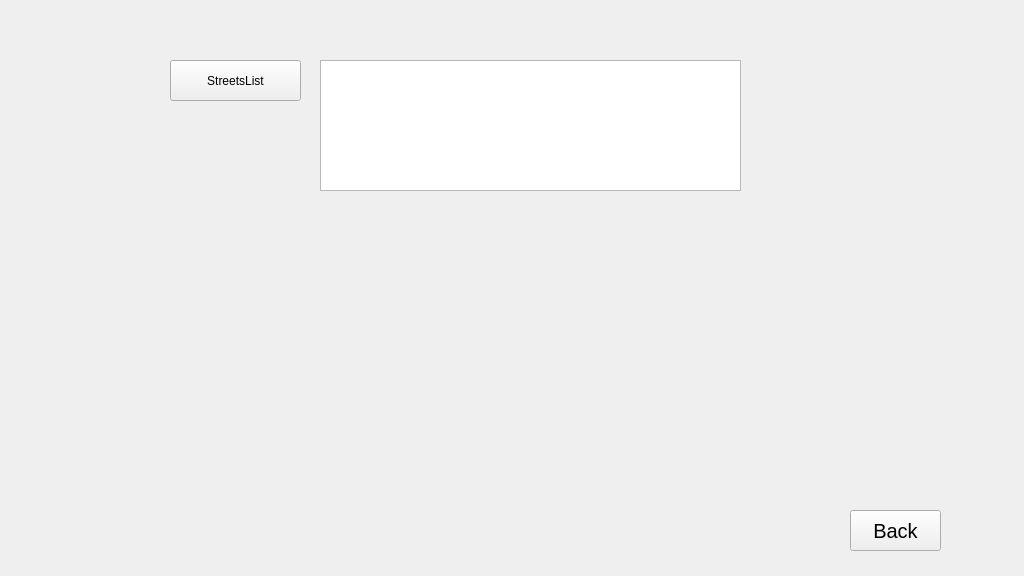
Before: the Qt Designer form src/hmi/destinationinput.ui in Kayjinke/SmartNav, drawn with Qt 5.
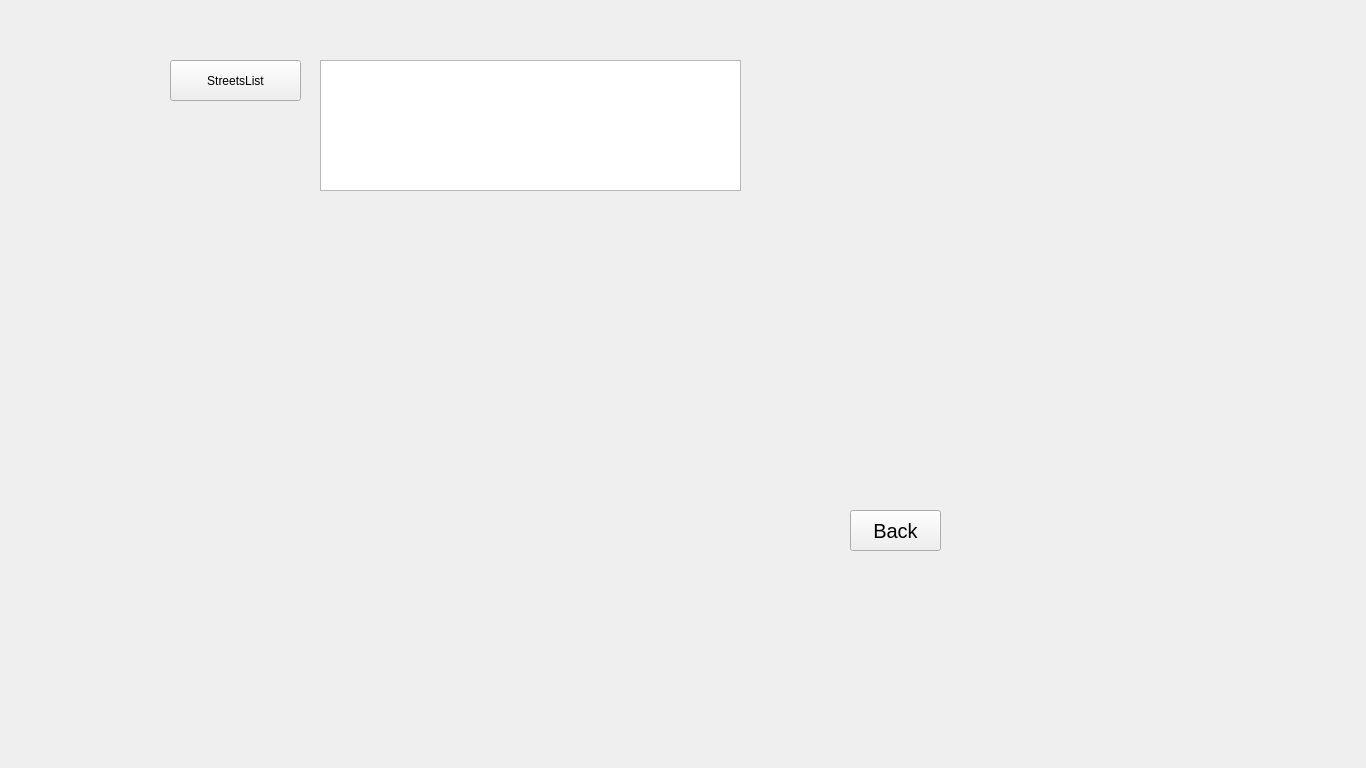
After: the same form once the commit is applied.

Patch:
```diff
--- a/src/hmi/destinationinput.ui
+++ b/src/hmi/destinationinput.ui
@@ -6,8 +6,8 @@
    <rect>
     <x>0</x>
     <y>0</y>
-    <width>1024</width>
-    <height>576</height>
+    <width>1366</width>
+    <height>768</height>
    </rect>
   </property>
   <property name="windowTitle">
```
